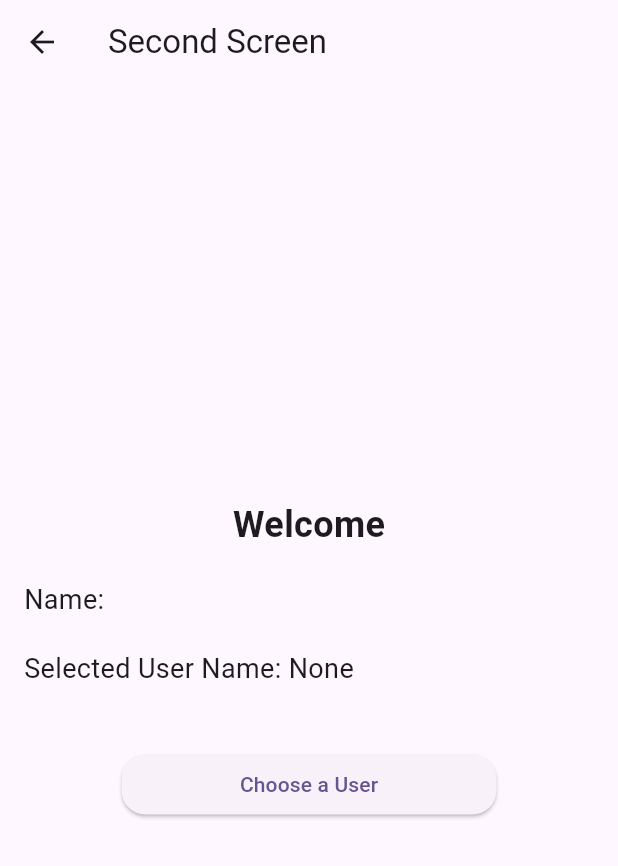
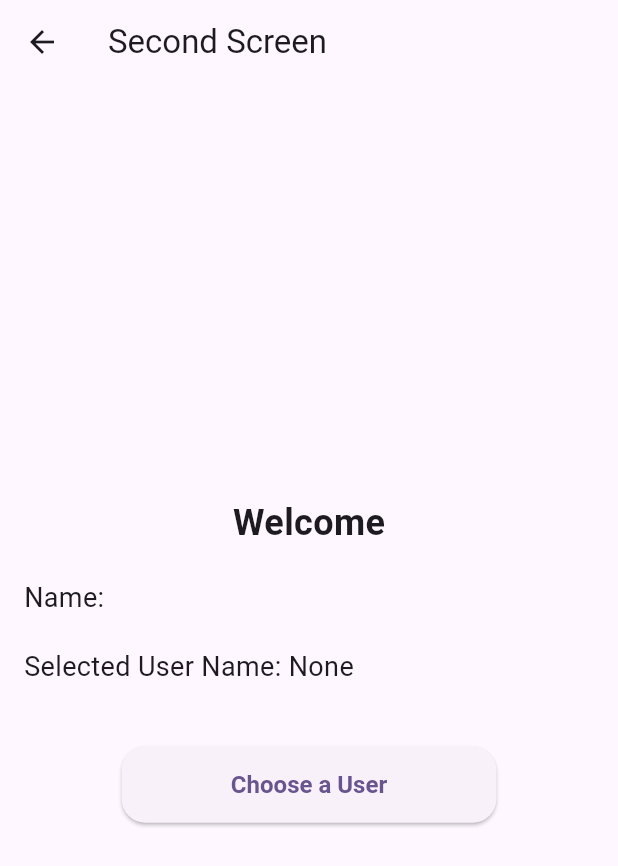
Before and after one commit to alifrizqullahmaruf/suitmedia_flutter, a Flutter app: the screen it shows after launch, after a tap on "Next", on a phone screen of 412 x 824 dp. Shown: the top 866 px of the screen. Run offline on Flutter 3.47's test engine with Material 3 defaults, Android fonts, the phone set to English and light mode, and no system bars; network calls fail.

Commit message:
Add some code simple

```diff
--- a/lib/page/first_screen.dart
+++ b/lib/page/first_screen.dart
@@ -1,5 +1,6 @@
 import 'package:flutter/material.dart';
 import 'package:suitmedia_flutter/page/second_screen.dart';
+import 'package:suitmedia_flutter/widgets/custom_elevated_button.dart';
 
 class FirstScreen extends StatefulWidget {
   const FirstScreen({super.key});
@@ -27,7 +28,8 @@ class _FirstScreenState extends State<FirstScreen> {
   @override
   Widget build(BuildContext context) {
     return Scaffold(
-      body: Container(
+      body: SafeArea(
+        child: Container(
           decoration: const BoxDecoration(
             gradient: LinearGradient(
               begin: Alignment.topLeft,
@@ -39,6 +41,7 @@ class _FirstScreenState extends State<FirstScreen> {
             ),
           ),
           child: Center(
+            child: SingleChildScrollView(
               child: Column(
                 mainAxisAlignment: MainAxisAlignment.center,
                 crossAxisAlignment: CrossAxisAlignment.center,
@@ -92,10 +95,7 @@ class _FirstScreenState extends State<FirstScreen> {
 
                   SizedBox(height: 100),
 
-              // Button check with infinite border radius
-              SizedBox(
-                width: 250,
-                child: ElevatedButton(
+                  CustomElevatedButton(
                     onPressed: () {
                       String text = palindromeController.text;
                       bool result = isPalindrome(text);
@@ -107,21 +107,13 @@ class _FirstScreenState extends State<FirstScreen> {
                         ),
                       );
                     },
-                  style: ElevatedButton.styleFrom(
-                    shape: RoundedRectangleBorder(
-                      borderRadius: BorderRadius.circular(1000),
-                    ),
-                  ),
-                  child: const Text('Check'),
-                ),
+                    text: 'Check',
                   ),
 
                   SizedBox(height: 20),
 
-              // Button next to the "SecondScreen" class with infinite border radius
-              SizedBox(
-                width: 250,
-                child: ElevatedButton(
+                  // Reusable Button next to the "SecondScreen" class with infinite border radius
+                  CustomElevatedButton(
                     onPressed: () {
                       Navigator.push(
                         context,
@@ -131,15 +123,11 @@ class _FirstScreenState extends State<FirstScreen> {
                         ),
                       );
                     },
-                  style: ElevatedButton.styleFrom(
-                    shape: RoundedRectangleBorder(
-                      borderRadius: BorderRadius.circular(1000),
+                    text: 'Next',
+                  ),
+                ],
               ),
             ),
-                  child: const Text('Next'),
-                ),
-              ),
-            ],
           ),
         ),
       ),
--- a/lib/page/second_screen.dart
+++ b/lib/page/second_screen.dart
@@ -1,5 +1,8 @@
 import 'package:flutter/material.dart';
 import 'package:suitmedia_flutter/page/third_screen.dart';
+
+// Import CustomElevatedButton widget
+import 'package:suitmedia_flutter/widgets/custom_elevated_button.dart';
 
 class SecondScreen extends StatefulWidget {
   final String name;
@@ -43,9 +46,7 @@ class _SecondScreenState extends State<SecondScreen> {
             ),
             const SizedBox(height: 40),
             Center(
-              child: SizedBox(
-                width: 250,
-                child: ElevatedButton(
+              child: CustomElevatedButton(
                 onPressed: () async {
                   final result = await Navigator.push(
                     context,
@@ -58,13 +59,9 @@ class _SecondScreenState extends State<SecondScreen> {
                     });
                   }
                 },
-                  style: ElevatedButton.styleFrom(
-                    shape: RoundedRectangleBorder(
-                      borderRadius: BorderRadius.circular(16),
-                    ),
-                  ),
-                  child: const Text('Choose a User'),
-                ),
+                text: 'Choose a User',
+                width: 250,
+                borderRadius: 16,
               ),
             ),
           ],
--- /dev/null
+++ b/lib/widgets/custom_elevated_button.dart
@@ -0,0 +1,34 @@
+import 'package:flutter/material.dart';
+
+class CustomElevatedButton extends StatelessWidget {
+  final VoidCallback onPressed;
+  final String text;
+  final double width;
+  final double borderRadius;
+
+  const CustomElevatedButton({
+    required this.onPressed,
+    required this.text,
+    this.width = 250,
+    this.borderRadius = 1000,
+    Key? key,
+  }) : super(key: key);
+
+  @override
+  Widget build(BuildContext context) {
+    return SizedBox(
+      width: width,
+      child: ElevatedButton(
+        onPressed: onPressed,
+        style: ElevatedButton.styleFrom(
+          shape: RoundedRectangleBorder(
+            borderRadius: BorderRadius.circular(borderRadius),
+          ),
+          padding: const EdgeInsets.symmetric(vertical: 16),
+          textStyle: const TextStyle(fontSize: 16, fontWeight: FontWeight.bold),
+        ),
+        child: Text(text),
+      ),
+    );
+  }
+}
```
Also changed, not shown: lib/main.dart (line endings or trailing spaces). Lines whose indentation alone changed are shown as unchanged.
